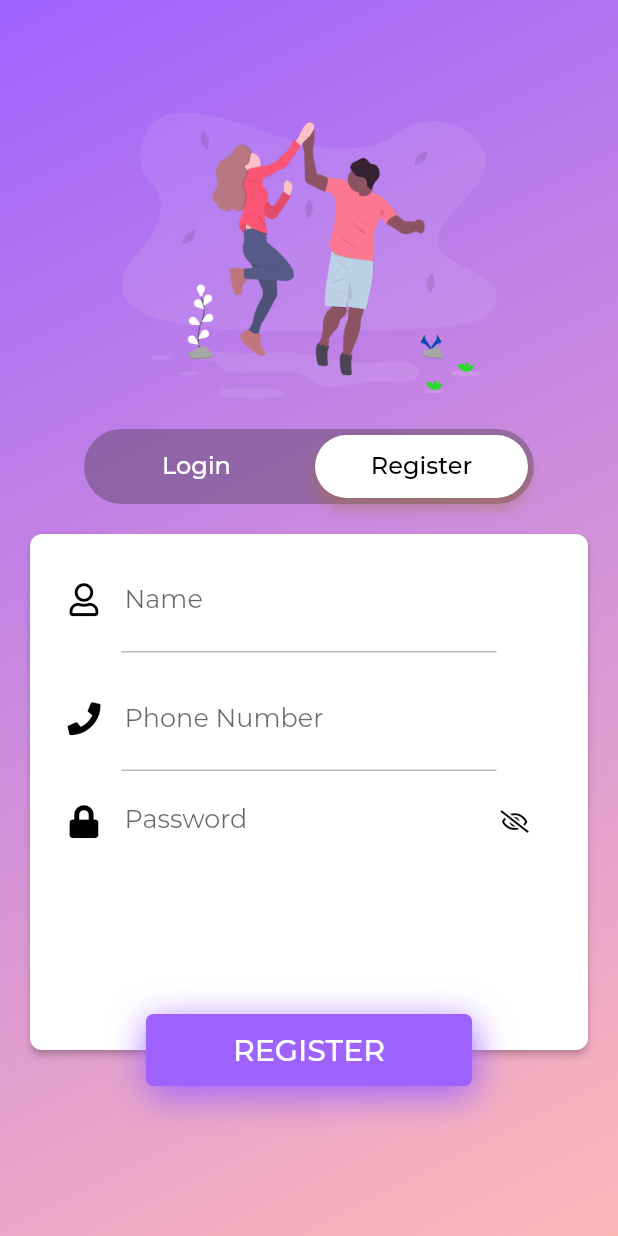
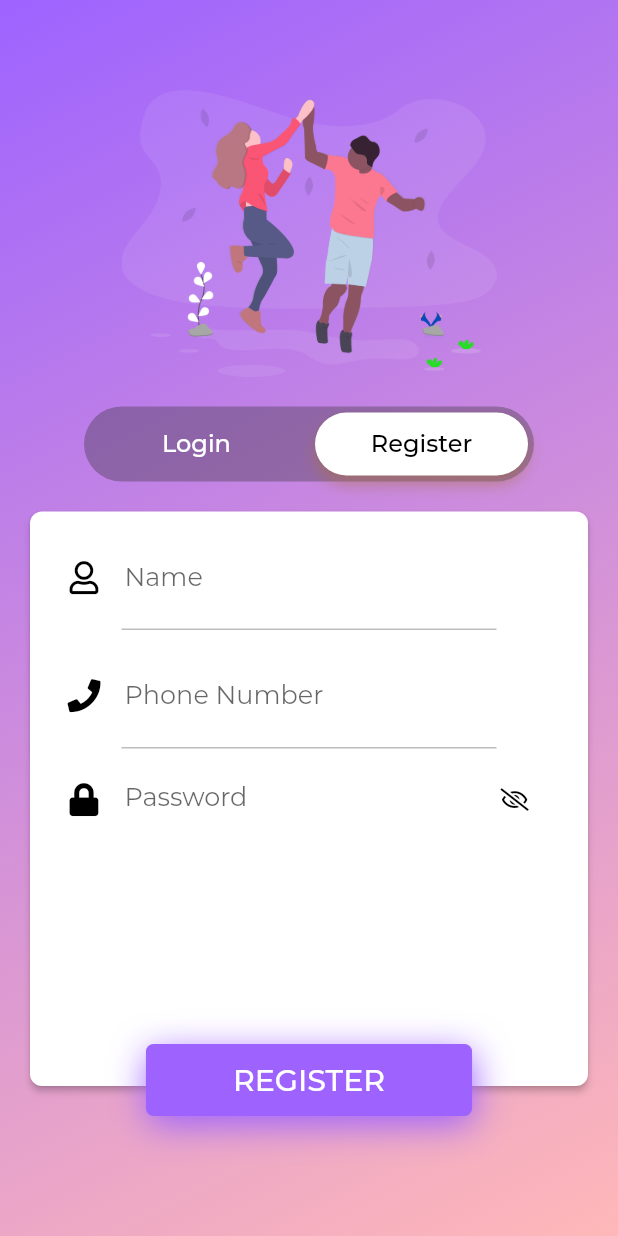
Before and after one commit to Vasha-Shikkha/mobile_application, a Flutter app: the LoginScreen screen opened by its route, after a tap on "LOGIN", after a tap on "Register", on a phone screen of 412 x 824 dp. Run offline on Flutter 3.47's test engine with Material 2 defaults, Android fonts, the phone set to English and light mode, and no system bars; our stand-ins replace connectivity_plus, dio, firebase_core, flutter_spinkit, flutter_svg, font_awesome_flutter and 1 more; missing offline and left inert: flutter_animated_dialog; accounts and stored records are empty; project files that could hold a hidden picture were left out.

Commit message:
Add text field validations in login & registration

```diff
--- a/lib/ui/login/login_form.dart
+++ b/lib/ui/login/login_form.dart
@@ -48,6 +48,8 @@ class _LoginFormState extends State<LoginForm> {
   bool _loading = false;
 
   LoginController _loginController;
+  GlobalKey<FormState> _formKey;
+
   final String _dummyPhone = "01730029348";
   final String _dummyPassword = "123";
 
@@ -55,6 +57,7 @@ class _LoginFormState extends State<LoginForm> {
   void initState() {
     super.initState();
     _loginController = LoginController();
+    _formKey = GlobalKey<FormState>();
   }
 
   @override
@@ -75,13 +78,16 @@ class _LoginFormState extends State<LoginForm> {
                 ),
                 child: Container(
                   width: 300.0,
-                  height: 190.0,
+                  height: 240.0,
+                  child: Form(
+                    key: _formKey,
+                    autovalidateMode: AutovalidateMode.onUserInteraction,
                     child: Column(
                       children: <Widget>[
                         Padding(
                           padding: EdgeInsets.only(
                               top: 20.0, bottom: 10.0, left: 25.0, right: 25.0),
-                        child: TextField(
+                          child: TextFormField(
                             focusNode: myFocusNodePhoneLogin,
                             controller: loginPhoneController,
                             keyboardType: TextInputType.phone,
@@ -99,6 +105,20 @@ class _LoginFormState extends State<LoginForm> {
                               hintText: "Phone Number",
                               hintStyle: TextStyle(fontSize: 17.0),
                             ),
+                            validator: (val) {
+                              if (val.isEmpty) return "Required field";
+                              final regex14 =
+                                  RegExp("(?:\\+88)(01[3-9]\\d{8})");
+                              final regex13 = RegExp("(?:\\88)(01[3-9]\\d{8})");
+                              final regex11 = RegExp("(01[3-9]\\d{8})");
+                              if ((regex11.hasMatch(val) && val.length == 11) ||
+                                  (regex13.hasMatch(val) && val.length == 13) ||
+                                  (regex14.hasMatch(val) && val.length == 14)) {
+                                return null;
+                              } else {
+                                return 'Invalid phone number';
+                              }
+                            },
                           ),
                         ),
                         Container(
@@ -109,7 +129,7 @@ class _LoginFormState extends State<LoginForm> {
                         Padding(
                           padding: EdgeInsets.only(
                               top: 10.0, bottom: 20.0, left: 25.0, right: 25.0),
-                        child: TextField(
+                          child: TextFormField(
                             focusNode: myFocusNodePasswordLogin,
                             controller: loginPasswordController,
                             obscureText: _obscureTextLogin,
@@ -137,14 +157,19 @@ class _LoginFormState extends State<LoginForm> {
                                 ),
                               ),
                             ),
+                            validator: (val) {
+                              if (val.isEmpty) return "Required field";
+                              return null;
+                            },
                           ),
                         ),
                       ],
                     ),
                   ),
                 ),
+              ),
               Container(
-                margin: EdgeInsets.only(top: 170.0),
+                margin: EdgeInsets.only(top: 220.0),
                 decoration: new BoxDecoration(
                   color: Theme.of(context).primaryColorDark,
                   borderRadius: BorderRadius.all(Radius.circular(5.0)),
@@ -179,6 +204,7 @@ class _LoginFormState extends State<LoginForm> {
                           ),
                         ),
                   onPressed: () async {
+                    if (_formKey.currentState.validate()) {
                       setState(() {
                         _loading = true;
                       });
@@ -195,9 +221,11 @@ class _LoginFormState extends State<LoginForm> {
                       } catch (e) {
                         print(e);
                         showInSnackBar("Incorrect phone number or password");
+                      } finally {
                         setState(() {
                           _loading = false;
                         });
+                      }
                     }
                   },
                 ),
--- a/lib/ui/login/login_screen.dart
+++ b/lib/ui/login/login_screen.dart
@@ -46,7 +46,7 @@ class _LoginScreenState extends State<LoginScreen> {
               mainAxisSize: MainAxisSize.max,
               children: <Widget>[
                 Padding(
-                  padding: EdgeInsets.only(top: 75.0),
+                  padding: EdgeInsets.only(top: 60.0),
                   child: new Image(
                     width: 250.0,
                     height: 191.0,
--- a/lib/ui/login/registration_form.dart
+++ b/lib/ui/login/registration_form.dart
@@ -1,4 +1,7 @@
+import 'dart:convert';
+
 import 'package:Vasha_Shikkha/data/controllers/login.dart';
+import 'package:Vasha_Shikkha/ui/home/home_screen.dart';
 import 'package:Vasha_Shikkha/ui/login/login_screen.dart';
 import 'package:flutter/material.dart';
 import 'package:flutter_spinkit/flutter_spinkit.dart';
@@ -27,11 +30,13 @@ class _RegistrationFormState extends State<RegistrationForm> {
   bool _loading = false;
 
   LoginController _loginController;
+  GlobalKey<FormState> _formKey;
 
   @override
   void initState() {
     super.initState();
     _loginController = LoginController();
+    _formKey = GlobalKey<FormState>();
   }
 
   @override
@@ -43,16 +48,19 @@ class _RegistrationFormState extends State<RegistrationForm> {
         Card(
           elevation: 2.0,
           color: Colors.white,
-          margin: EdgeInsets.only(top: 20, bottom: 124, left: 20, right: 20),
+          margin: EdgeInsets.only(top: 20, bottom: 100, left: 20, right: 20),
           shape: RoundedRectangleBorder(
             borderRadius: BorderRadius.circular(8.0),
           ),
+          child: Form(
+            key: _formKey,
+            autovalidateMode: AutovalidateMode.onUserInteraction,
             child: Column(
               children: <Widget>[
                 Padding(
                   padding: EdgeInsets.only(
                       top: 20.0, bottom: 10.0, left: 25.0, right: 25.0),
-                child: TextField(
+                  child: TextFormField(
                     focusNode: myFocusNodeNameRegister,
                     controller: registerNameController,
                     keyboardType: TextInputType.name,
@@ -70,6 +78,14 @@ class _RegistrationFormState extends State<RegistrationForm> {
                       hintText: "Name",
                       hintStyle: TextStyle(fontSize: 17.0),
                     ),
+                    validator: (val) {
+                      if (val.isEmpty) return "Required field";
+                      final regex = RegExp("[0-9@#\$%&]");
+                      if (regex.hasMatch(val)) {
+                        return "Invalid name";
+                      }
+                      return null;
+                    },
                   ),
                 ),
                 Container(
@@ -80,7 +96,7 @@ class _RegistrationFormState extends State<RegistrationForm> {
                 Padding(
                   padding: EdgeInsets.only(
                       top: 20.0, bottom: 10.0, left: 25.0, right: 25.0),
-                child: TextField(
+                  child: TextFormField(
                     focusNode: myFocusNodePhoneRegister,
                     controller: registerPhoneController,
                     keyboardType: TextInputType.phone,
@@ -98,6 +114,19 @@ class _RegistrationFormState extends State<RegistrationForm> {
                       hintText: "Phone Number",
                       hintStyle: TextStyle(fontSize: 17.0),
                     ),
+                    validator: (val) {
+                      if (val.isEmpty) return "Required field";
+                      final regex14 = RegExp("(?:\\+88)(01[3-9]\\d{8})");
+                      final regex13 = RegExp("(?:\\88)(01[3-9]\\d{8})");
+                      final regex11 = RegExp("(01[3-9]\\d{8})");
+                      if ((regex11.hasMatch(val) && val.length == 11) ||
+                          (regex13.hasMatch(val) && val.length == 13) ||
+                          (regex14.hasMatch(val) && val.length == 14)) {
+                        return null;
+                      } else {
+                        return 'Invalid phone number';
+                      }
+                    },
                   ),
                 ),
                 Container(
@@ -108,7 +137,7 @@ class _RegistrationFormState extends State<RegistrationForm> {
                 Padding(
                   padding: EdgeInsets.only(
                       top: 10.0, bottom: 20.0, left: 25.0, right: 25.0),
-                child: TextField(
+                  child: TextFormField(
                     focusNode: myFocusNodePasswordRegister,
                     controller: registerPasswordController,
                     obscureText: _obscureTextRegister,
@@ -136,13 +165,20 @@ class _RegistrationFormState extends State<RegistrationForm> {
                         ),
                       ),
                     ),
+                    validator: (val) {
+                      if (val.isEmpty) return "Required field";
+                      return val.length < 8
+                          ? "Password must have at least 8 characters"
+                          : null;
+                    },
                   ),
                 ),
               ],
             ),
           ),
+        ),
         Positioned(
-          bottom: 100,
+          bottom: 80,
           child: Container(
             decoration: new BoxDecoration(
               color: Theme.of(context).primaryColorDark,
@@ -178,25 +214,32 @@ class _RegistrationFormState extends State<RegistrationForm> {
                       ),
               ),
               onPressed: () async {
+                if (_formKey.currentState.validate()) {
                   setState(() {
                     _loading = true;
                   });
                   try {
+                    final registerMessage = await _register();
+                    showInSnackBar(registerMessage);
+                    if (registerMessage.compareTo("Registration successful") ==
+                        0) {
                       await _login();
-                  showInSnackBar("Registration successful");
                       await Future.delayed(
                         Duration(seconds: 1),
                         () {
                           Navigator.of(context)
-                          .pushReplacementNamed(LoginScreen.route);
+                              .pushReplacementNamed(HomeScreen.route);
                         },
                       );
+                    }
                   } catch (e) {
                     print(e);
-                  showInSnackBar("Incorrect phone number or password");
+                    showInSnackBar("Error occurred. Please try again.");
+                  } finally {
                     setState(() {
                       _loading = false;
                     });
+                  }
                 }
               },
             ),
@@ -229,13 +272,22 @@ class _RegistrationFormState extends State<RegistrationForm> {
     ));
   }
 
-  Future<void> _login() async {
+  Future<String> _register() async {
     String _name = registerNameController.text;
     String _phone = registerPhoneController.text;
     String _password = registerPasswordController.text;
     print(_phone + " pass :" + _password + "\n-----");
 
     String message = await _loginController.register(_name, _phone, _password);
-    print(message);
+
+    return message;
+  }
+
+  Future<void> _login() {
+    String _phone = registerPhoneController.text;
+    String _password = registerPasswordController.text;
+    print(_phone + " pass :" + _password + "\n-----");
+
+    return _loginController.login(_phone, _password);
   }
 }
```
Lines whose indentation alone changed are shown as unchanged.
